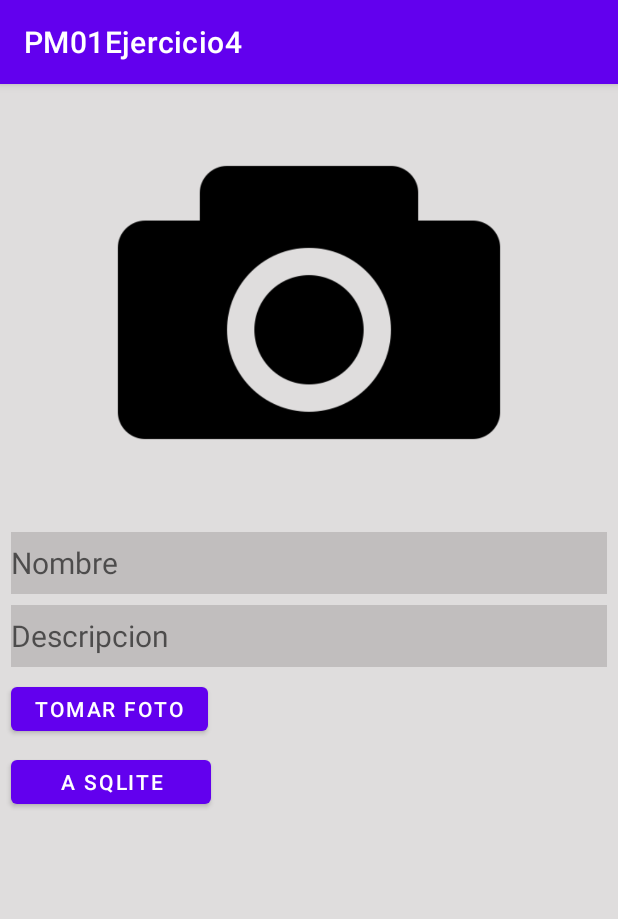
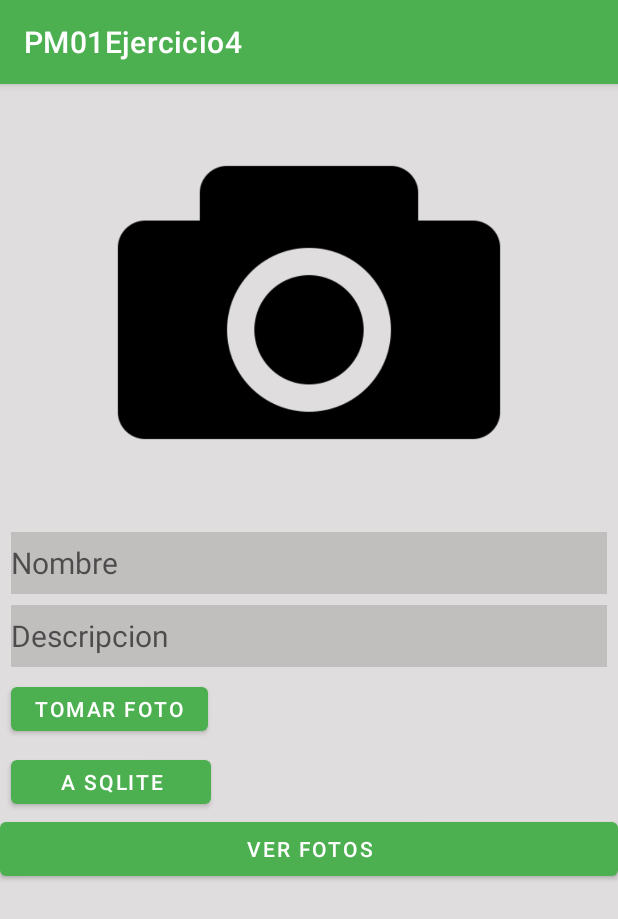
Before and after one commit to ajocasar/PM01Ejercicio4, an Android app: the screen it shows after launch (MainActivity), on a phone screen of 412 x 824 dp. Shown: the top 919 px of the screen. Run offline under Robolectric (Android 15) with nearby library versions, the phone set to English and light mode, and no system bars.

Commit message:
Commit 25/6/22 parte 2

```diff
--- a/app/src/main/AndroidManifest.xml
+++ b/app/src/main/AndroidManifest.xml
@@ -44,6 +44,9 @@
         android:supportsRtl="true"
         android:theme="@style/Theme.PM01Ejercicio4">
         <activity
+            android:name=".ActivityFotos"
+            android:exported="false" />
+        <activity
             android:name=".ActivityLista"
             android:exported="false" />
         <activity
--- a/app/src/main/java/com/example/pm01ejercicio4/Procesos/Transacciones.java
+++ b/app/src/main/java/com/example/pm01ejercicio4/Procesos/Transacciones.java
@@ -8,11 +8,15 @@ public class Transacciones {
 
     public static final String nombre = "txtnombre";
     public static final String desc = "txtdes";
+    public static final String img;
 
+    static {
+        img = "Fotografia";
+    }
 
 
     //tablas -CREATE, DROP
-    public static final String CreateTableFoto = "CREATE TABLE foto( nombre TEXT, desc TEXT, Fotografia blob not null)";
+    public static final String CreateTableFoto = "CREATE TABLE foto( nombre TEXT, desc TEXT, img blob not null)";
 
     public static final String DropTableFoto = "DROP TABLE IF EXISTS foto";
 
--- /dev/null
+++ b/app/src/main/java/com/example/pm01ejercicio4/Procesos/blob.java
@@ -0,0 +1,4 @@
+package com.example.pm01ejercicio4.Procesos;
+
+public class blob {
+}
--- a/app/src/main/res/layout/activity_main.xml
+++ b/app/src/main/res/layout/activity_main.xml
@@ -56,4 +56,10 @@
         android:layout_marginTop="7dp"
         android:text="A SQLite" />
 
+    <Button
+        android:id="@+id/btnPhotos"
+        android:layout_width="match_parent"
+        android:layout_height="wrap_content"
+        android:text="Ver Fotos" />
+
 </LinearLayout>
--- a/app/src/main/res/values/colors.xml
+++ b/app/src/main/res/values/colors.xml
@@ -1,8 +1,8 @@
 <?xml version="1.0" encoding="utf-8"?>
 <resources>
     <color name="purple_200">#FFBB86FC</color>
-    <color name="purple_500">#FF6200EE</color>
-    <color name="purple_700">#FF3700B3</color>
+    <color name="purple_500">#4CAF50</color>
+    <color name="purple_700">#009688</color>
     <color name="teal_200">#FF03DAC5</color>
     <color name="teal_700">#FF018786</color>
     <color name="black">#FF000000</color>
```
Also changed, not shown: app/src/main/java/com/example/pm01ejercicio4/ActivityFotos.java (added, +45 -0 lines), app/src/main/java/com/example/pm01ejercicio4/Procesos/SQLiteConexion.java (+4 -3 lines), app/src/main/java/com/example/pm01ejercicio4/Procesos/foto.java (+13 -6 lines), app/src/main/res/layout/activity_fotos.xml (added, +18 -0 lines).
